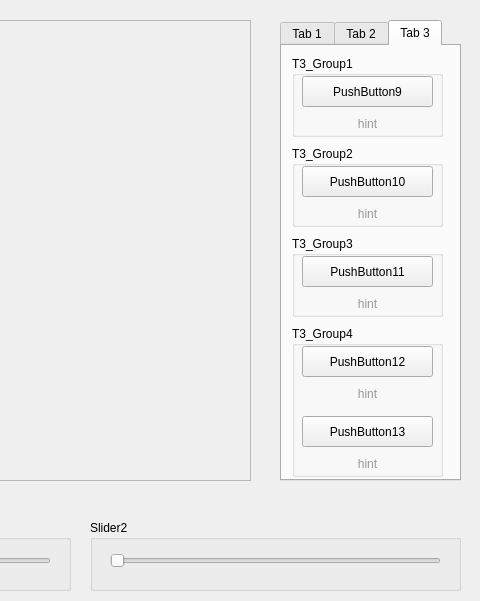
Above: untitled.ui from qkre/image_viewer before the change; both pictures show x 320 to 800 and y 0 to 601 of the 800 by 601 pixel window. Below: the same form after it.
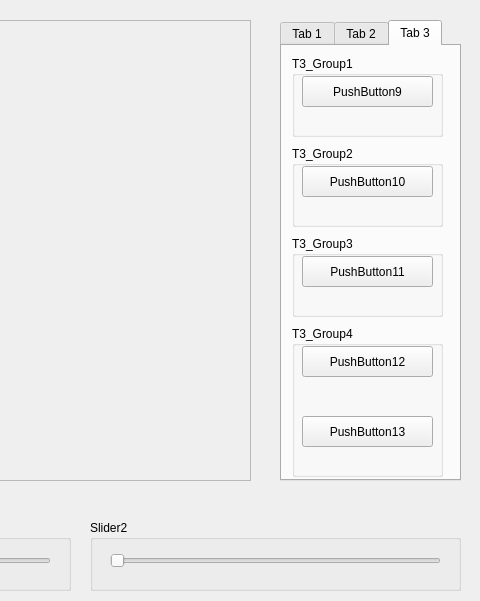
That is the form after the change. The open tabs and pages were chosen to show the change.

Commit message: 업로드 구현, 그레이스케일 구현, HSV 구현, 이미지 사이즈 슬라이더 구현

```diff
--- a/untitled.ui
+++ b/untitled.ui
@@ -376,19 +376,7 @@
        <string>PushButton9</string>
       </property>
      </widget>
-     <widget class="QLabel" name="label_8">
-      <property name="geometry">
-       <rect>
-        <x>10</x>
-        <y>60</y>
-        <width>131</width>
-        <height>16</height>
-       </rect>
-      </property>
-      <property name="text">
-       <string>&lt;html&gt;&lt;head/&gt;&lt;body&gt;&lt;p align=&quot;center&quot;&gt;&lt;span style=&quot; color:#989898;&quot;&gt;hint&lt;/span&gt;&lt;/p&gt;&lt;/body&gt;&lt;/html&gt;</string>
-      </property>
-     </widget>
+
     </widget>
     <widget class="QGroupBox" name="groupBox_9">
      <property name="geometry">
@@ -415,19 +403,7 @@
        <string>PushButton10</string>
       </property>
      </widget>
-     <widget class="QLabel" name="label_14">
-      <property name="geometry">
-       <rect>
-        <x>10</x>
-        <y>60</y>
-        <width>131</width>
-        <height>16</height>
-       </rect>
-      </property>
-      <property name="text">
-       <string>&lt;html&gt;&lt;head/&gt;&lt;body&gt;&lt;p align=&quot;center&quot;&gt;&lt;span style=&quot; color:#989898;&quot;&gt;hint&lt;/span&gt;&lt;/p&gt;&lt;/body&gt;&lt;/html&gt;</string>
-      </property>
-     </widget>
+
     </widget>
     <widget class="QGroupBox" name="groupBox_10">
      <property name="geometry">
@@ -454,19 +430,7 @@
        <string>PushButton11</string>
       </property>
      </widget>
-     <widget class="QLabel" name="label_15">
-      <property name="geometry">
-       <rect>
-        <x>10</x>
-        <y>60</y>
-        <width>131</width>
-        <height>16</height>
-       </rect>
-      </property>
-      <property name="text">
-       <string>&lt;html&gt;&lt;head/&gt;&lt;body&gt;&lt;p align=&quot;center&quot;&gt;&lt;span style=&quot; color:#989898;&quot;&gt;hint&lt;/span&gt;&lt;/p&gt;&lt;/body&gt;&lt;/html&gt;</string>
-      </property>
-     </widget>
+
     </widget>
     <widget class="QGroupBox" name="groupBox_11">
      <property name="geometry">
@@ -493,32 +457,7 @@
        <string>PushButton12</string>
       </property>
      </widget>
-     <widget class="QLabel" name="label_16">
-      <property name="geometry">
-       <rect>
-        <x>10</x>
-        <y>60</y>
-        <width>131</width>
-        <height>16</height>
-       </rect>
-      </property>
-      <property name="text">
-       <string>&lt;html&gt;&lt;head/&gt;&lt;body&gt;&lt;p align=&quot;center&quot;&gt;&lt;span style=&quot; color:#989898;&quot;&gt;hint&lt;/span&gt;&lt;/p&gt;&lt;/body&gt;&lt;/html&gt;</string>
-      </property>
-     </widget>
-     <widget class="QLabel" name="label_17">
-      <property name="geometry">
-       <rect>
-        <x>10</x>
-        <y>130</y>
-        <width>131</width>
-        <height>16</height>
-       </rect>
-      </property>
-      <property name="text">
-       <string>&lt;html&gt;&lt;head/&gt;&lt;body&gt;&lt;p align=&quot;center&quot;&gt;&lt;span style=&quot; color:#989898;&quot;&gt;hint&lt;/span&gt;&lt;/p&gt;&lt;/body&gt;&lt;/html&gt;</string>
-      </property>
-     </widget>
+
      <widget class="QPushButton" name="pushButton13">
       <property name="geometry">
        <rect>
```
Left out of the diff: 111 changed lines with no effect on the pictures. Lines whose indentation alone changed are shown as unchanged. The commit also changes 2 other files.
